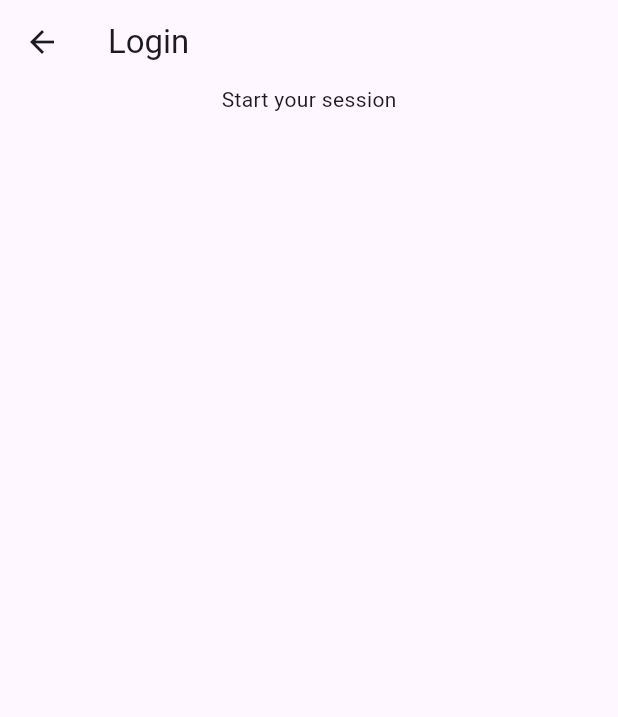
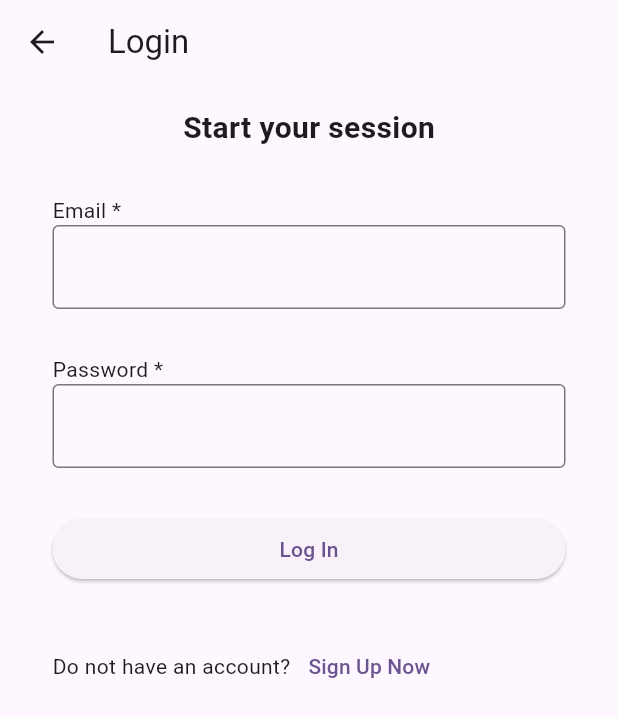
Before and after one commit to Nguonchhay/In12Flutter3Level1, a Flutter app: the screen it shows after launch, after a tap on "Go to login", on a phone screen of 412 x 824 dp. Shown: the top 717 px of the screen. Run offline on Flutter 3.47's test engine with Material 3 defaults, Android fonts, the phone set to English and light mode, and no system bars.

Commit message:
[TASK] Login UI

```diff
--- a/flutter_ecommerce/lib/main.dart
+++ b/flutter_ecommerce/lib/main.dart
@@ -1,6 +1,7 @@
 import 'package:flutter/material.dart';
 import 'package:flutter_ecommerce/screens/home_screen.dart';
 import 'package:flutter_ecommerce/screens/login_screen.dart';
+import 'package:flutter_ecommerce/screens/sign_up_screen.dart';
 import 'package:flutter_ecommerce/screens/splash_screen.dart';
 
 void main() {
@@ -23,6 +24,7 @@ class MyApp extends StatelessWidget {
       routes: {
         HomeScreen.routeName: (ctx) => const HomeScreen(),
         LoginScreen.routeName: (ctx) => const LoginScreen(),
+        SignUpScreen.routeName: (ctx) => const SignUpScreen(),
       },
     );
   }
--- a/flutter_ecommerce/lib/screens/home_screen.dart
+++ b/flutter_ecommerce/lib/screens/home_screen.dart
@@ -18,6 +18,15 @@ class HomeScreen extends StatelessWidget {
           ),
         ),
         backgroundColor: Colors.cyan,
+        actions: [
+          IconButton(
+            onPressed: () {
+              // Check if user already logged in, go to CartScreen else go to LoginScreen
+              Navigator.of(context).pushNamed(LoginScreen.routeName);
+            },
+            icon: const Icon(Icons.shop),
+          ),
+        ],
       ),
       body: SingleChildScrollView(
         child: Container(
--- a/flutter_ecommerce/lib/screens/login_screen.dart
+++ b/flutter_ecommerce/lib/screens/login_screen.dart
@@ -1,4 +1,6 @@
 import 'package:flutter/material.dart';
+import 'package:flutter_ecommerce/screens/home_screen.dart';
+import 'package:flutter_ecommerce/screens/sign_up_screen.dart';
 
 class LoginScreen extends StatefulWidget {
 
@@ -11,16 +13,99 @@ class LoginScreen extends StatefulWidget {
 }
 
 class _LoginScreenState extends State<LoginScreen> {
+
+  TextEditingController emailController = TextEditingController();
+  TextEditingController passwordController = TextEditingController();
+
   @override
   Widget build(BuildContext context) {
     return Scaffold(
       appBar: AppBar(
         title: const Text('Login'),
       ),
-      body: const Center(
+      body: Center(
         child: Column(
           children: [
-            Text('Start your session'),
+            Container(
+              padding: const EdgeInsets.symmetric(vertical: 15.0),
+              child: const Text(
+                'Start your session',
+                style: TextStyle(
+                  fontSize: 20.0,
+                  fontWeight: FontWeight.bold,
+                ),
+              ),
+            ),
+            Container(
+              padding: const EdgeInsets.symmetric(vertical: 15.0, horizontal: 35.0),
+              child: Column(
+                crossAxisAlignment: CrossAxisAlignment.start,
+                children: [
+                  const Text('Email *'),
+                  TextField(
+                    controller: emailController,
+                    decoration: const InputDecoration(
+                      border: OutlineInputBorder()
+                    ),
+                    keyboardType: TextInputType.emailAddress,
+                  ),
+                ],
+              ),
+            ),
+            Container(
+              padding: const EdgeInsets.symmetric(vertical: 15.0, horizontal: 35.0),
+              child: Column(
+                crossAxisAlignment: CrossAxisAlignment.start,
+                children: [
+                  const Text('Password *'),
+                  TextField(
+                    controller: passwordController,
+                    obscureText: true,
+                    decoration: const InputDecoration(
+                      border: OutlineInputBorder()
+                    ),
+                  )
+                ],
+              ),
+            ),
+            Container(
+              width: double.infinity,
+              padding: const EdgeInsets.symmetric(vertical: 15.0, horizontal: 35.0),
+              child: ElevatedButton(
+                onPressed: () {
+                  String email = emailController.text.trim();
+                  String password = passwordController.text.trim();
+                  if (email.isNotEmpty && password.isNotEmpty) {
+                    ScaffoldMessenger.of(context).showSnackBar(
+                      SnackBar(content: Text("Logged in as $email"))
+                    );
+                    Navigator.of(context).pushNamed(HomeScreen.routeName);
+                  } else {
+                    ScaffoldMessenger.of(context).showSnackBar(
+                      const SnackBar(content: Text("Please fill in all information"))
+                    );
+                  }
+                },
+                child: const Text('Log In'),
+              ),
+            ),
+            Container(
+              width: double.infinity,
+              padding: const EdgeInsets.symmetric(vertical: 15.0, horizontal: 35.0),
+              child: Row(
+                children: [
+                  const Text(
+                    'Do not have an account?'
+                  ),
+                  TextButton(
+                    onPressed: () {
+                      Navigator.of(context).pushNamed(SignUpScreen.routeName);
+                    },
+                    child: const Text('Sign Up Now'),
+                  ),
+                ],
+              ),
+            ),
           ],
         ),
       ),
--- /dev/null
+++ b/flutter_ecommerce/lib/screens/sign_up_screen.dart
@@ -0,0 +1,20 @@
+import 'package:flutter/material.dart';
+
+class SignUpScreen extends StatefulWidget {
+
+  static const routeName = '/signup';
+
+  const SignUpScreen({super.key});
+
+  @override
+  State<SignUpScreen> createState() => _SignUpScreenState();
+}
+
+class _SignUpScreenState extends State<SignUpScreen> {
+  @override
+  Widget build(BuildContext context) {
+    return const Center(
+      child: Text('Sign up'),
+    );
+  }
+}
```
